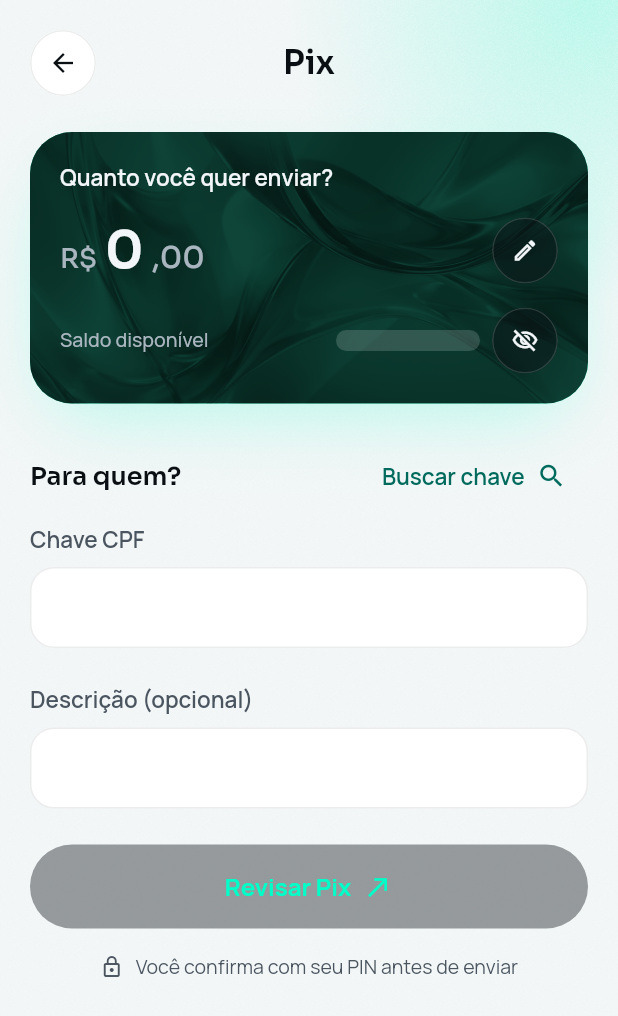
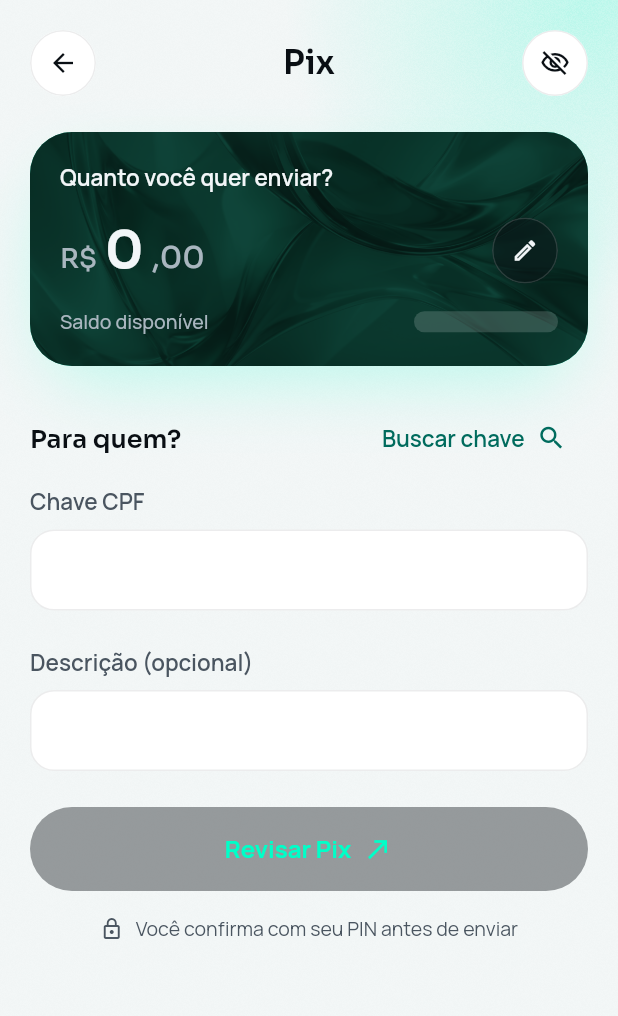
Before and after one commit to renatomf/next-bank, a Flutter app: the SendPixScreen screen opened by its route, on a phone screen of 412 x 824 dp. Shown: the top 1016 px of the screen. Run offline on Flutter 3.47's test engine with Material 3 defaults, Android fonts, the phone set to English and light mode, and no system bars; our stand-ins replace copy_with_extension, dio, flutter_riverpod, flutter_secure_storage, go_router, local_auth and 2 more; missing offline and left inert: local_auth_android; accounts and stored records are empty; project files that could hold a hidden picture were left out.

Commit message:
feat: move the Pix balance eye to the top right of the header
The eye leaves the amount card for the header, beside the "Pix" title, in the space that keeps the title centered. It still toggles the Home's hidden choice (MOB-05).

Co-Authored-By: Claude Opus 5.5 <noreply@anthropic.com>

```diff
--- a/apps/mobile/lib/features/pix/presentation/send/send_pix_screen.dart
+++ b/apps/mobile/lib/features/pix/presentation/send/send_pix_screen.dart
@@ -46,6 +46,7 @@ class _SendPixScreenState extends ConsumerState<SendPixScreen> {
     final state = ref.watch(sendPixControllerProvider);
     final controller = ref.read(sendPixControllerProvider.notifier);
     final account = ref.watch(accountProvider).value;
+    final hidden = ref.watch(balanceHiddenProvider);
     final payee = state.payee;
     final error = state.error;
     final text = Theme.of(context).textTheme;
@@ -60,6 +61,14 @@ class _SendPixScreenState extends ConsumerState<SendPixScreen> {
                 icon: Icons.arrow_back,
                 iconLabel: 'Voltar',
                 onPressed: widget.onBack,
+                // The same choice as the Home's eye (MOB-05).
+                action: IconCircleButton(
+                  icon: hidden
+                      ? Icons.visibility_off_outlined
+                      : Icons.visibility_outlined,
+                  label: hidden ? 'Mostrar saldo' : 'Ocultar saldo',
+                  onPressed: ref.read(balanceHiddenProvider.notifier).toggle,
+                ),
               ),
               const SizedBox(height: NbSpace.xl),
               Stack(
@@ -89,11 +98,8 @@ class _SendPixScreenState extends ConsumerState<SendPixScreen> {
                   AmountCard(
                     cents: state.amountCents,
                     balanceCents: account?.availableBalanceCents,
-                    balanceHidden: ref.watch(balanceHiddenProvider),
+                    balanceHidden: hidden,
                     onEdit: _amount.requestFocus,
-                    onToggleBalance: ref
-                        .read(balanceHiddenProvider.notifier)
-                        .toggle,
                   ),
                 ],
               ),
--- a/packages/design_system/lib/src/components/amount_card.dart
+++ b/packages/design_system/lib/src/components/amount_card.dart
@@ -15,7 +15,6 @@ class AmountCard extends StatelessWidget {
     required this.balanceCents,
     required this.balanceHidden,
     required this.onEdit,
-    required this.onToggleBalance,
     super.key,
   });
 
@@ -30,9 +29,6 @@ class AmountCard extends StatelessWidget {
 
   /// Asks the screen to let the customer type the amount.
   final VoidCallback onEdit;
-
-  /// Asks the screen to hide or show the balance, as the Home's eye does.
-  final VoidCallback onToggleBalance;
 
   @override
   Widget build(BuildContext context) {
@@ -124,20 +120,6 @@ class AmountCard extends StatelessWidget {
                             ),
                           ),
                         ),
-                      const SizedBox(width: NbSpace.sm),
-                      IconCircleButton(
-                        icon: balanceHidden
-                            ? Icons.visibility_off_outlined
-                            : Icons.visibility_outlined,
-                        label: balanceHidden
-                            ? 'Mostrar saldo'
-                            : 'Ocultar saldo',
-                        onPressed: onToggleBalance,
-                        background: NbBalanceCardColors.button,
-                        foreground: NbBalanceCardColors.text,
-                        borderColor: NbBalanceCardColors.buttonBorder,
-                        iconSize: 18,
-                      ),
                     ],
                   ),
                 ],
--- a/packages/design_system/lib/src/components/screen_header.dart
+++ b/packages/design_system/lib/src/components/screen_header.dart
@@ -3,7 +3,8 @@ import 'package:design_system/src/tokens.dart';
 import 'package:flutter/material.dart';
 
 /// The header of an inner screen (pix-dark and comprovante-dark mockups): a
-/// round button on the left and the title centered.
+/// round button on the left, the title centered and, optionally, an action
+/// on the right, such as the Pix's balance eye.
 class ScreenHeader extends StatelessWidget {
   /// Creates the header.
   const new({
@@ -11,6 +12,7 @@ class ScreenHeader extends StatelessWidget {
     required this.icon,
     required this.iconLabel,
     required this.onPressed,
+    this.action,
     super.key,
   });
 
@@ -25,6 +27,9 @@ class ScreenHeader extends StatelessWidget {
 
   /// Called on tap.
   final VoidCallback onPressed;
+
+  /// A round button on the right, as wide as the one on the left.
+  final Widget? action;
 
   @override
   Widget build(BuildContext context) {
@@ -41,8 +46,8 @@ class ScreenHeader extends StatelessWidget {
             ),
           ),
         ),
-        // Keeps the title centered on the screen.
-        const SizedBox(width: NbSize.touch),
+        // The action, or its space: either way the title stays centered.
+        action ?? const SizedBox(width: NbSize.touch),
       ],
     );
   }
```
Also changed, not shown: 1 other file.
